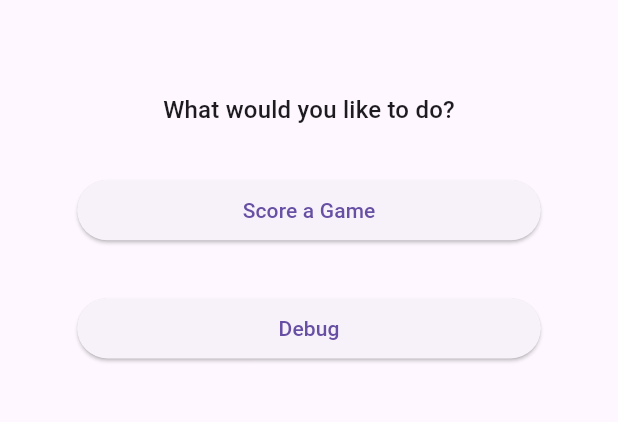
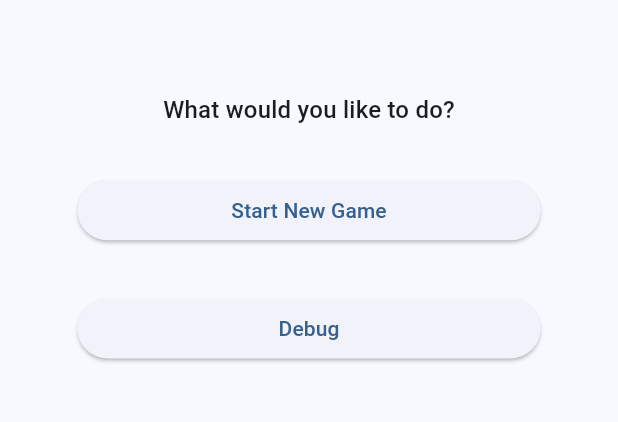
Before and after one commit to ryannortham/scorecard, a Flutter app: the screen it shows after launch, on a phone screen of 412 x 824 dp, the part 502-924 px from its top. Run offline on Flutter 3.47's test engine with Material 3 defaults, Android fonts, the phone set to English and light mode, and no system bars; drawn by our look-alikes of dynamic_color; our stand-ins replace shared_preferences, stop_watch_timer; missing offline and left inert: customizable_counter.

Commit message:
Refactor main app structure and integrate dynamic color support; enhance game setup and scoring functionality

```diff
--- a/lib/main.dart
+++ b/lib/main.dart
@@ -1,3 +1,4 @@
+import 'package:dynamic_color/dynamic_color.dart';
 import 'package:flutter/material.dart';
 import 'package:goalkeeper/pages/landing_page.dart';
 import 'package:goalkeeper/providers/score_panel_provider.dart';
@@ -5,31 +6,43 @@ import 'package:goalkeeper/providers/game_setup_provider.dart';
 import 'package:goalkeeper/providers/teams_provider.dart';
 import 'package:provider/provider.dart';
 
-void main() async {
-  WidgetsFlutterBinding.ensureInitialized();
-
-  final theme = ThemeData();
-  runApp(GoalKeeper(theme: theme));
+void main() {
+  runApp(
+    MultiProvider(
+      providers: [
+        ChangeNotifierProvider(create: (_) => GameSetupProvider()),
+        ChangeNotifierProvider(create: (_) => ScorePanelProvider()),
+        ChangeNotifierProvider(create: (_) => TeamsProvider()),
+      ],
+      child: const GoalKeeperApp(),
+    ),
+  );
 }
 
-class GoalKeeper extends StatelessWidget {
-  final ThemeData? theme;
-
-  const GoalKeeper({super.key, required this.theme});
+class GoalKeeperApp extends StatelessWidget {
+  const GoalKeeperApp({super.key});
 
   @override
   Widget build(BuildContext context) {
-    return MultiProvider(
-        providers: [
-          ChangeNotifierProvider(create: (context) => GameSetupProvider()),
-          ChangeNotifierProvider(create: (context) => ScorePanelProvider()),
-          ChangeNotifierProvider(create: (context) => TeamsProvider()),
-        ],
-        child: MaterialApp(
-            title: 'GoalKeeper',
-            theme: theme,
-            home: const LandingPage(
-              title: 'GoalKeeper',
-            )));
+    return DynamicColorBuilder(
+      builder: (ColorScheme? lightDynamic, ColorScheme? darkDynamic) {
+        return MaterialApp(
+          title: 'GoalKeeper',
+          theme: ThemeData(
+            colorScheme:
+                lightDynamic ?? ColorScheme.fromSeed(seedColor: Colors.blue),
+            useMaterial3: true,
+          ),
+          darkTheme: ThemeData(
+            colorScheme: darkDynamic ??
+                ColorScheme.fromSeed(
+                    seedColor: Colors.blue, brightness: Brightness.dark),
+            useMaterial3: true,
+          ),
+          themeMode: ThemeMode.system,
+          home: const LandingPage(title: 'GoalKeeper'),
+        );
+      },
+    );
   }
 }
--- a/lib/pages/landing_page.dart
+++ b/lib/pages/landing_page.dart
@@ -1,6 +1,8 @@
 import 'package:flutter/material.dart';
+import 'package:provider/provider.dart';
 import 'game_setup.dart';
 import 'debug.dart';
+import '../providers/game_setup_provider.dart';
 
 class LandingPage extends StatefulWidget {
   const LandingPage({super.key, required this.title});
@@ -41,12 +43,18 @@ class LandingPageState extends State<LandingPage> {
             ),
             const Spacer(flex: 1),
             _buildButton(
-              "Score a Game",
-              () => Navigator.of(context).push(
-                MaterialPageRoute(
-                  builder: (context) => const GameSetup(title: 'Game Setup'),
-                ),
-              ),
+              "Start New Game",
+              () {
+                // Reset GameSetupProvider before navigating
+                final gameSetupProvider =
+                    Provider.of<GameSetupProvider>(context, listen: false);
+                gameSetupProvider.reset();
+                Navigator.of(context).push(
+                  MaterialPageRoute(
+                    builder: (context) => const GameSetup(title: 'Game Setup'),
+                  ),
+                );
+              },
             ),
             const Spacer(flex: 1),
             _buildButton(
--- a/lib/providers/score_panel_provider.dart
+++ b/lib/providers/score_panel_provider.dart
@@ -16,6 +16,7 @@ class ScorePanelProvider extends ChangeNotifier {
   int get awayPoints => _awayGoals * 6 + _awayBehinds;
   int get timerRawTime => _timerRawTime;
   int get selectedQuarter => _selectedQuarter;
+  bool get isTimerRunning => _timerRawTime > 0 && _timerRawTime < 3599999;
 
   void setCount(bool isHomeTeam, bool isGoal, int count) {
     if (isGoal) {
--- a/lib/widgets/score_panel.dart
+++ b/lib/widgets/score_panel.dart
@@ -6,11 +6,13 @@ import 'package:goalkeeper/widgets/score_counter.dart';
 class ScorePanel extends StatelessWidget {
   final String teamName;
   final bool isHomeTeam;
+  final bool enabled;
 
   const ScorePanel({
     super.key,
     required this.teamName,
     required this.isHomeTeam,
+    this.enabled = true,
   });
 
   Widget _buildScoreCounter(
@@ -20,6 +22,7 @@ class ScorePanel extends StatelessWidget {
       isHomeTeam: isHomeTeam,
       isGoal: isGoal,
       scorePanelProvider: scorePanelProvider,
+      enabled: enabled,
     );
   }
 
--- a/pubspec.yaml
+++ b/pubspec.yaml
@@ -41,6 +41,7 @@ dependencies:
   logging: ^1.3.0
   stop_watch_timer: ^3.2.2
   shared_preferences: ^2.5.3
+  dynamic_color: ^1.7.0
 
 dev_dependencies:
   # The "flutter_lints" package below contains a set of recommended lints to
```
Also changed, not shown: lib/pages/scoring.dart (+22 -7 lines), lib/providers/game_setup_provider.dart (+10 -0 lines), lib/widgets/score_counter.dart (+21 -5 lines), lib/widgets/timer.dart (+17 -12 lines), pubspec.lock.
